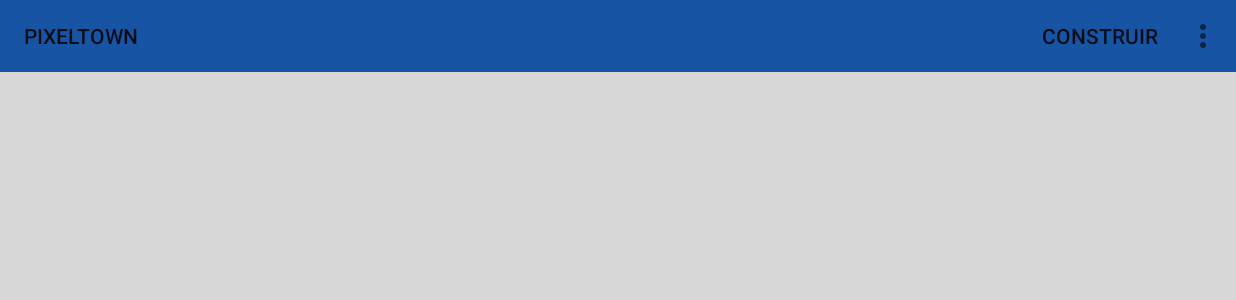
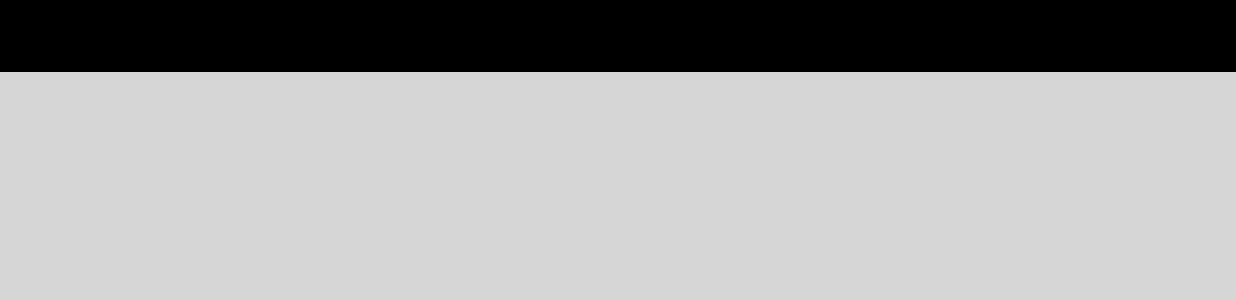
Before and after one commit to RaulSalasSahuquillo/PIXELTOWN_for_Android, an Android app: the screen it shows after launch (MainActivity), on a phone screen of 824 x 412 dp (held sideways). Shown: the top 300 px of the screen. Run offline under Robolectric (Android 15) with nearby library versions, the phone set to English and light mode, and no system bars.

```diff
--- a/app/src/main/res/values/colors.xml
+++ b/app/src/main/res/values/colors.xml
@@ -1,7 +1,7 @@
 <?xml version="1.0" encoding="utf-8"?>
 <resources>
     <!-- Primarios -->
-    <color name="colorPrimary">#1754A4</color>
+    <color name="colorPrimary">#000000</color>
     <color name="colorPrimaryVariant">#4F378B</color>
     <color name="colorOnPrimary">#FFFFFF</color>
 
@@ -10,7 +10,7 @@
     <color name="colorOnSecondary">#000000</color>
 
     <!-- Fondos y superficies -->
-    <color name="colorBackground">#FFFFFFFF</color>
+    <color name="colorBackground">#CCFFD580</color>
     <color name="colorOnBackground">#FF000000</color>
 
     <color name="colorSurface">#FFFFFFFF</color>
```
